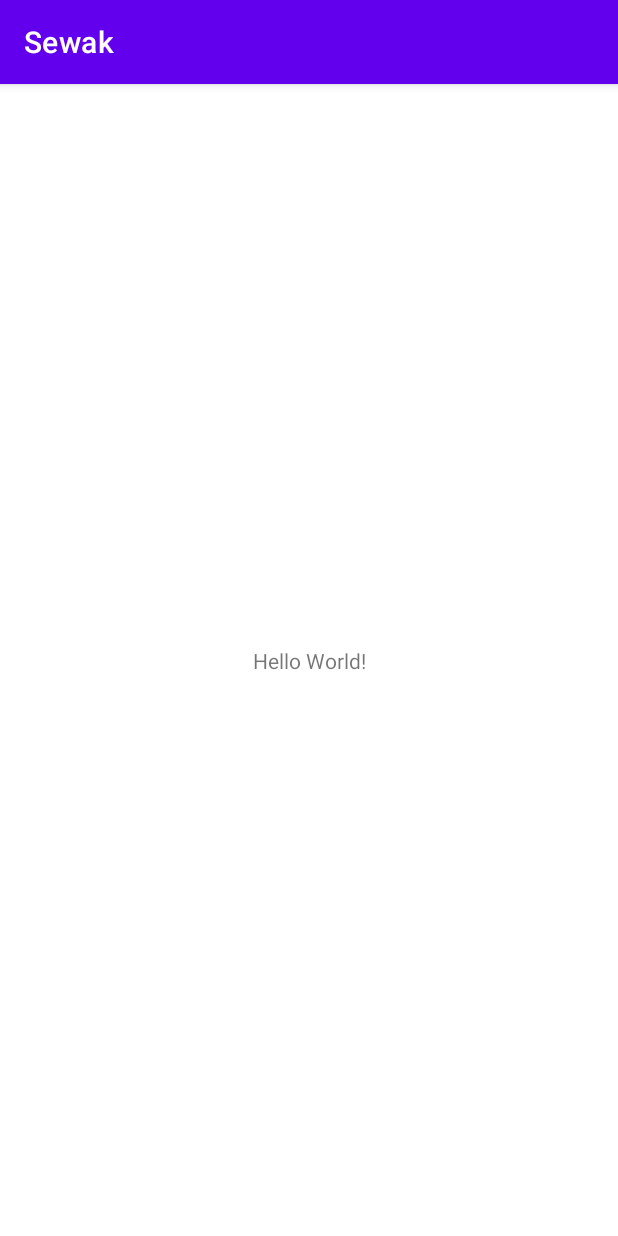
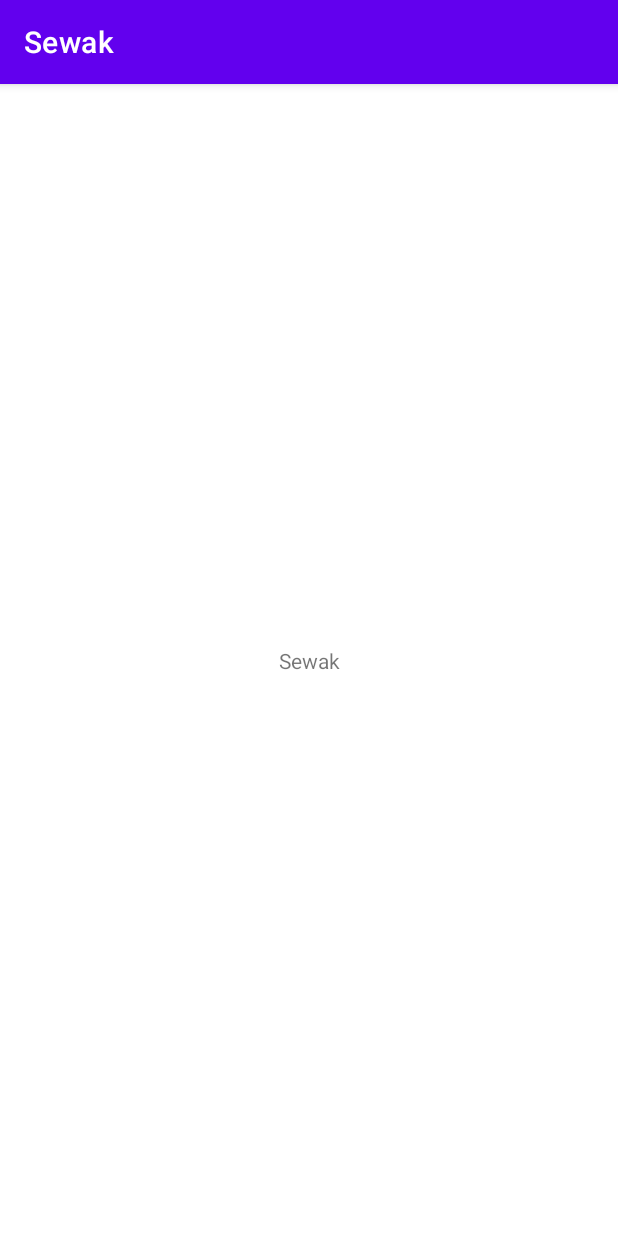
Before and after one commit to MurariTiwari/Sewak, an Android app: the screen it shows after launch (MainActivity), on a phone screen of 412 x 824 dp. Run offline under Robolectric (Android 15) with nearby library versions, the phone set to English and light mode, and no system bars.

Commit message:
first commit

```diff
--- a/app/src/main/res/layout/activity_main.xml
+++ b/app/src/main/res/layout/activity_main.xml
@@ -9,7 +9,7 @@
     <TextView
         android:layout_width="wrap_content"
         android:layout_height="wrap_content"
-        android:text="Hello World!"
+        android:text="Sewak"
         app:layout_constraintBottom_toBottomOf="parent"
         app:layout_constraintLeft_toLeftOf="parent"
         app:layout_constraintRight_toRightOf="parent"
```
